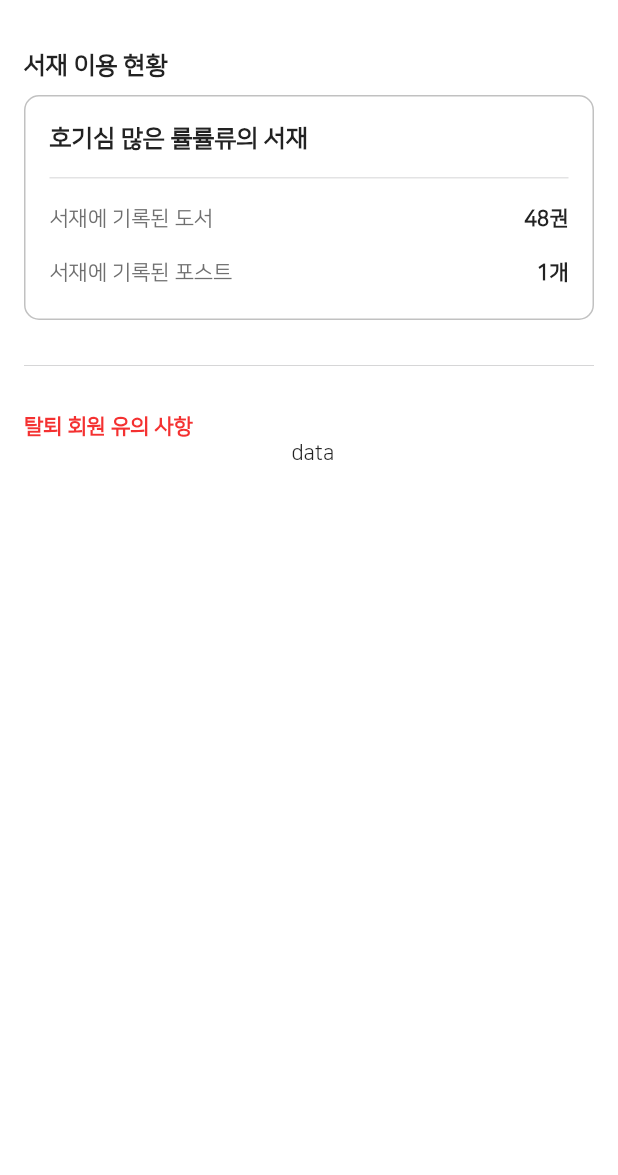
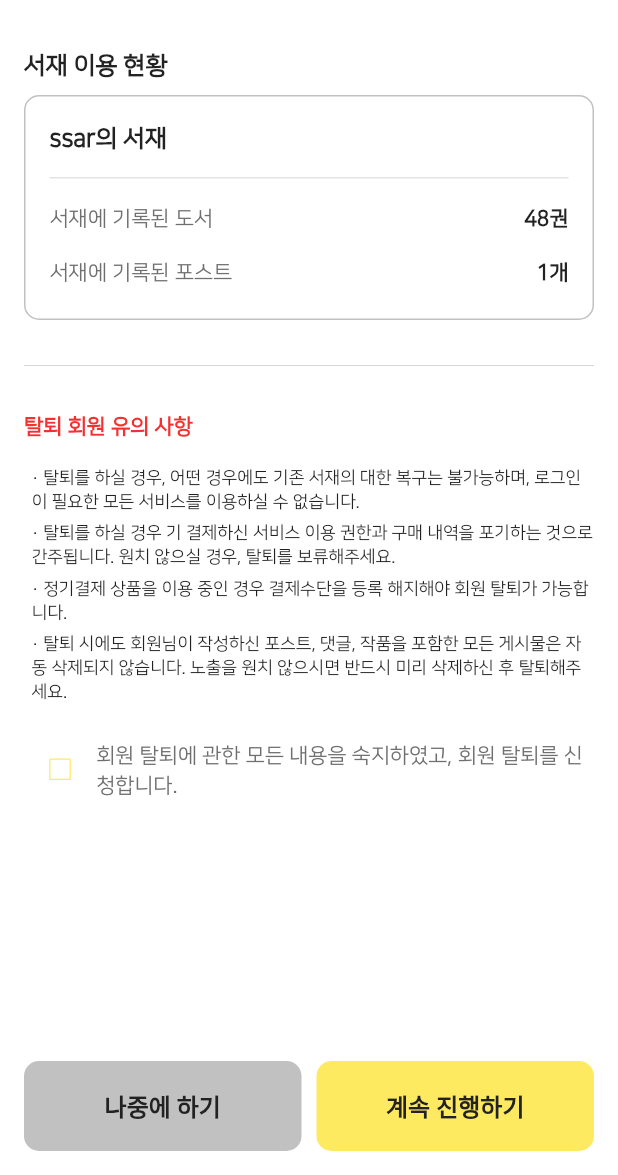
Before and after one commit to muaga/flutter-last-project, a Flutter app: the screen it shows after launch, on a phone screen of 412 x 824 dp, the part 61-1236 px from its top. Run offline on Flutter 3.47's test engine with Material 2 defaults, Android fonts, the phone set to English and light mode, and no system bars; our stand-ins replace cached_network_image, dio, flutter_riverpod, flutter_secure_storage, logger, validators; missing offline and left inert: flutter_summernote.

Commit message:
회원탈퇴페이지 2장완료

```diff
--- a/lib/_core/constants/font.dart
+++ b/lib/_core/constants/font.dart
@@ -49,5 +49,5 @@ TextStyle body3(
 TextStyle body4(
     {Color mColor = kFontBlack, FontWeight mFontWeight = FontWeight.normal}) {
   return TextStyle(
-      fontSize: 11, fontWeight: mFontWeight, color: mColor, height: 1.4);
+      fontSize: 11.5, fontWeight: mFontWeight, color: mColor, height: 1.4);
 }
--- a/lib/_core/constants/move.dart
+++ b/lib/_core/constants/move.dart
@@ -10,6 +10,7 @@ import 'package:flutter_blog/ui/pages/custom/post_write_page/post_write_page.dar
 import 'package:flutter_blog/ui/pages/custom/reply_write_and_list_page/reply_write_and_list_page.dart';
 import 'package:flutter_blog/ui/pages/my_library/my_libray_main_page/my_library_main_page.dart';
 import 'package:flutter_blog/ui/pages/my_setting/my_setting_main_page/my_setting_main_page.dart';
+import 'package:flutter_blog/ui/pages/my_setting/my_setting_resignation_choice_page/my_setting_resignation_choice_page.dart';
 import 'package:flutter_blog/ui/pages/my_setting/my_setting_resignation_page/my_setting_resignation_page.dart';
 import 'package:flutter_blog/ui/pages/my_setting/my_setting_profile_page/my_setting_profile_page.dart';
 import 'package:flutter_blog/ui/pages/search/search_main_page/search_main_page.dart';
@@ -51,6 +52,7 @@ class Move {
   /// mySetting
   static String MySettingMainPage = "/mySettingMain";
   static String MySettingResignationPage = "/mySettingResignation";
+  static String MySettingResignationChoicePage = "/mySettingResignationChoice";
   static String MySettingProfilePage = "/mySettingProfile";
 
   /// bottom
@@ -84,6 +86,7 @@ Map<String, Widget Function(BuildContext)> getRouters() {
     },
     Move.PostDetailPage: (context) {
       final postId = ModalRoute.of(context)!.settings.arguments as int;
+      // TODO 은혜 : 포스트상세페이지 완료시 번호->postId
       return PostDetailPage(postId: 1);
     },
     Move.PostWritePage: (context) => PostWritePage(),
@@ -100,6 +103,12 @@ Map<String, Widget Function(BuildContext)> getRouters() {
     /// my-settiing
     Move.MySettingMainPage: (context) => const MySettingMainPage(),
     Move.MySettingResignationPage: (context) => MySettingResignationPage(),
+    Move.MySettingResignationChoicePage: (context) {
+      final userId = ModalRoute.of(context)!.settings.arguments as int;
+      // 현재 경로에서 전달되는 인수
+      // TODO 은혜 : 번호->postId
+      return MySettingResignationChoicePage(userId: 1);
+    },
     Move.MySettingProfilePage: (context) => const MySettingProfilePage(),
 
     /// my-library
--- a/lib/ui/pages/my_setting/my_setting_profile_page/my_setting_profile_page.dart
+++ b/lib/ui/pages/my_setting/my_setting_profile_page/my_setting_profile_page.dart
@@ -1,6 +1,6 @@
 import 'package:flutter/material.dart';
 import 'package:flutter_blog/_core/constants/icon.dart';
-import 'package:flutter_blog/ui/pages/my_setting/my_setting_profile_page/my_setting_profile_body.dart';
+import 'package:flutter_blog/ui/pages/my_setting/my_setting_profile_page/widgets/body/my_setting_profile_body.dart';
 
 class MySettingProfilePage extends StatelessWidget {
   const MySettingProfilePage({super.key});
--- a/lib/ui/pages/my_setting/my_setting_resignation_page/body/my_setting_resignation_body.dart
+++ /dev/null
@@ -1,65 +0,0 @@
-import 'package:flutter/material.dart';
-import 'package:flutter_blog/_core/constants/color.dart';
-import 'package:flutter_blog/_core/constants/font.dart';
-import 'package:flutter_blog/_core/constants/size.dart';
-import 'package:flutter_blog/ui/pages/my_setting/my_setting_resignation_page/widgets/my_setting_resignation_state.dart';
-import 'package:flutter_blog/ui/widgets/line/custom_thin_line.dart';
-
-class MySettingResignationBody extends StatelessWidget {
-  const MySettingResignationBody({super.key});
-
-  @override
-  Widget build(BuildContext context) {
-    return Padding(
-      padding: const EdgeInsets.all(gapMain),
-      child: ListView(
-        children: [
-          Text("서재 이용 현황", style: subTitle2()),
-          SizedBox(height: gapMedium),
-          Container(
-            width: double.infinity,
-            height: 150,
-            decoration: BoxDecoration(
-              borderRadius: BorderRadius.circular(10),
-              border: Border.all(color: kBackGray),
-            ),
-            child: Padding(
-              padding: EdgeInsets.all(gapMain),
-              child: Container(
-                child: Column(
-                  crossAxisAlignment: CrossAxisAlignment.start,
-                  children: [
-                    Text(
-                      "호기심 많은 률률류의 서재",
-                      style: subTitle2(),
-                    ),
-                    Padding(
-                        padding: EdgeInsets.only(top: gapMain, bottom: gapMain),
-                        child: CustomThinLine()),
-                    MySettingResignationState(
-                        title: "서재에 기록된 도서", quantity: 48, unit: "권"),
-                    SizedBox(height: gapMain),
-                    MySettingResignationState(
-                        title: "서재에 기록된 포스트", quantity: 1, unit: "개")
-                  ],
-                ),
-              ),
-            ),
-          ),
-          SizedBox(height: gapXlarge),
-          CustomThinLine(),
-          SizedBox(height: gapXlarge),
-          Text("탈퇴 회원 유의 사항", style: subTitle3(mColor: kFontRed)),
-          Padding(
-            padding: const EdgeInsets.only(left: 5),
-            child: Column(
-              children: [
-                Text("data"),
-              ],
-            ),
-          )
-        ],
-      ),
-    );
-  }
-}
--- a/lib/ui/pages/my_setting/my_setting_resignation_page/my_setting_resignation_page.dart
+++ b/lib/ui/pages/my_setting/my_setting_resignation_page/my_setting_resignation_page.dart
@@ -1,6 +1,6 @@
 import 'package:flutter/material.dart';
 import 'package:flutter_blog/_core/constants/icon.dart';
-import 'package:flutter_blog/ui/pages/my_setting/my_setting_resignation_page/body/my_setting_resignation_body.dart';
+import 'package:flutter_blog/ui/pages/my_setting/my_setting_resignation_page/widgets/body/my_setting_resignation_body.dart';
 
 class MySettingResignationPage extends StatelessWidget {
   const MySettingResignationPage({super.key});
--- /dev/null
+++ b/lib/ui/pages/my_setting/my_setting_resignation_page/widgets/body/my_setting_resignation_body.dart
@@ -0,0 +1,60 @@
+import 'package:flutter/material.dart';
+import 'package:flutter_blog/_core/constants/color.dart';
+import 'package:flutter_blog/_core/constants/font.dart';
+import 'package:flutter_blog/_core/constants/size.dart';
+import 'package:flutter_blog/data/model/user.dart';
+import 'package:flutter_blog/ui/pages/my_setting/my_setting_resignation_choice_page/my_setting_resignation_choice_page.dart';
+import 'package:flutter_blog/ui/pages/my_setting/my_setting_resignation_page/widgets/form/my_setting_resignation_all_state_form.dart';
+import 'package:flutter_blog/ui/pages/my_setting/my_setting_resignation_page/widgets/my_setting_resignation_two_button.dart';
+import 'package:flutter_blog/ui/widgets/form/CustomNoticeForm.dart';
+import 'package:flutter_blog/ui/widgets/form/custom_check_box_and_title_form.dart';
+import 'package:flutter_blog/ui/widgets/line/custom_thin_line.dart';
+
+class MySettingResignationBody extends StatelessWidget {
+  const MySettingResignationBody({super.key});
+
+  @override
+  Widget build(BuildContext context) {
+    return Padding(
+      padding: const EdgeInsets.all(gapMain),
+      child: Column(
+        mainAxisAlignment: MainAxisAlignment.spaceBetween,
+        children: [
+          Column(
+            crossAxisAlignment: CrossAxisAlignment.start,
+            children: [
+              Text("서재 이용 현황", style: subTitle2()),
+              SizedBox(height: gapMedium),
+              MySettingResignationAllStateForm(),
+              SizedBox(height: gapXlarge),
+              CustomThinLine(),
+              SizedBox(height: gapXlarge),
+              Text("탈퇴 회원 유의 사항", style: subTitle3(mColor: kFontRed)),
+              CustomNoticeForm(),
+              SizedBox(height: gapLarge),
+              CustomCheckBoxAndTitleForm(
+                color: Colors.transparent,
+                title: "회원 탈퇴에 관한 모든 내용을 숙지하였고, 회원 탈퇴를 신청합니다.",
+                fontStyle:
+                    subTitle3(mColor: kFontGray, mFontWeight: FontWeight.w500),
+              ),
+              SizedBox(height: gapXlarge),
+            ],
+          ),
+          MySettingResignationTwoButton(
+            funPageRoute: () {
+              Navigator.push(
+                context,
+                MaterialPageRoute(
+                  builder: (context) {
+                    return MySettingResignationChoicePage(userId: user.id);
+                  },
+                ),
+              );
+            },
+          )
+        ],
+      ),
+    );
+  }
+}
--- /dev/null
+++ b/lib/ui/pages/my_setting/my_setting_resignation_page/widgets/form/my_setting_resignation_all_state_form.dart
@@ -0,0 +1,49 @@
+import 'package:flutter/material.dart';
+import 'package:flutter_blog/_core/constants/color.dart';
+import 'package:flutter_blog/_core/constants/font.dart';
+import 'package:flutter_blog/_core/constants/size.dart';
+import 'package:flutter_blog/data/model/user.dart';
+import 'package:flutter_blog/ui/pages/my_setting/my_setting_resignation_page/widgets/my_setting_resignation_state.dart';
+import 'package:flutter_blog/ui/widgets/line/custom_thin_line.dart';
+
+class MySettingResignationAllStateForm extends StatelessWidget {
+  const MySettingResignationAllStateForm({
+    super.key,
+  });
+
+  @override
+  Widget build(BuildContext context) {
+    return Container(
+      width: double.infinity,
+      height: 150,
+      decoration: BoxDecoration(
+        borderRadius: BorderRadius.circular(10),
+        border: Border.all(color: kBackGray),
+      ),
+      child: Padding(
+        padding: EdgeInsets.all(gapMain),
+        child: Container(
+          child: Column(
+            crossAxisAlignment: CrossAxisAlignment.start,
+            children: [
+              Text(
+                "${user.username}의 서재",
+                style: subTitle2(),
+              ),
+              Padding(
+                  padding: EdgeInsets.only(top: gapMain, bottom: gapMain),
+                  child: CustomThinLine()),
+
+              // TODO 은혜 : 해당 유저의 좋아요 도서, 작성한 포스트 갯수 가져오기
+              MySettingResignationState(
+                  title: "서재에 기록된 도서", quantity: 48, unit: "권"),
+              SizedBox(height: gapMain),
+              MySettingResignationState(
+                  title: "서재에 기록된 포스트", quantity: 1, unit: "개")
+            ],
+          ),
+        ),
+      ),
+    );
+  }
+}
--- /dev/null
+++ b/lib/ui/pages/my_setting/my_setting_resignation_page/widgets/my_setting_resignation_two_button.dart
@@ -0,0 +1,39 @@
+import 'package:flutter/material.dart';
+import 'package:flutter_blog/_core/constants/color.dart';
+import 'package:flutter_blog/_core/constants/size.dart';
+import 'package:flutter_blog/data/model/user.dart';
+import 'package:flutter_blog/ui/pages/my_setting/my_setting_resignation_choice_page/my_setting_resignation_choice_page.dart';
+import 'package:flutter_blog/ui/widgets/button/custom_radius_color_button.dart';
+
+class MySettingResignationTwoButton extends StatelessWidget {
+  const MySettingResignationTwoButton({super.key, required this.funPageRoute});
+
+  final funPageRoute;
+
+  @override
+  Widget build(BuildContext context) {
+    return Row(
+      children: [
+        Expanded(
+          child: CustomRadiusColorButton(
+            buttonText: "나중에 하기",
+            funPageRoute: () {
+              Navigator.pop(context);
+            },
+            backgroundColor: kBackGray,
+            borderRadius: 10,
+          ),
+        ),
+        SizedBox(width: gapMedium),
+        Expanded(
+          child: CustomRadiusColorButton(
+            buttonText: "계속 진행하기",
+            funPageRoute: funPageRoute,
+            backgroundColor: kPrimaryColor,
+            borderRadius: 10,
+          ),
+        ),
+      ],
+    );
+  }
+}
--- /dev/null
+++ b/lib/ui/widgets/form/CustomNoticeForm.dart
@@ -0,0 +1,35 @@
+import 'package:flutter/material.dart';
+import 'package:flutter_blog/_core/constants/font.dart';
+import 'package:flutter_blog/_core/constants/size.dart';
+
+class CustomNoticeForm extends StatelessWidget {
+  const CustomNoticeForm({
+    super.key,
+  });
+
+  @override
+  Widget build(BuildContext context) {
+    return Padding(
+      padding: const EdgeInsets.only(left: 5, top: gapMain),
+      child: Column(
+        crossAxisAlignment: CrossAxisAlignment.start,
+        children: [
+          Text(
+              "· 탈퇴를 하실 경우, 어떤 경우에도 기존 서재의 대한 복구는 불가능하며, 로그인이 필요한 모든 서비스를 이용하실 수 없습니다.",
+              style: body4()),
+          SizedBox(height: gapSmall),
+          Text(
+              "· 탈퇴를 하실 경우 기 결제하신 서비스 이용 권한과 구매 내역을 포기하는 것으로 간주됩니다. 원치 않으실 경우, 탈퇴를 보류해주세요.",
+              style: body4()),
+          SizedBox(height: gapSmall),
+          Text("· 정기결제 상품을 이용 중인 경우 결제수단을 등록 해지해야 회원 탈퇴가 가능합니다.",
+              style: body4()),
+          SizedBox(height: gapSmall),
+          Text(
+              "· 탈퇴 시에도 회원님이 작성하신 포스트, 댓글, 작품을 포함한 모든 게시물은 자동 삭제되지 않습니다. 노출을 원치 않으시면 반드시 미리 삭제하신 후 탈퇴해주세요.",
+              style: body4()),
+        ],
+      ),
+    );
+  }
+}
--- /dev/null
+++ b/lib/ui/widgets/form/custom_check_box_and_title_form.dart
@@ -0,0 +1,43 @@
+import 'package:flutter/material.dart';
+import 'package:flutter_blog/_core/constants/font.dart';
+import 'package:flutter_blog/ui/widgets/custom_check_box.dart';
+
+class CustomCheckBoxAndTitleForm extends StatelessWidget {
+  const CustomCheckBoxAndTitleForm(
+      {super.key,
+      required this.color,
+      this.scaleSize,
+      required this.title,
+      this.fontStyle});
+
+  final Color color;
+  final double? scaleSize;
+  final String title;
+  final TextStyle? fontStyle;
+
+  @override
+  Widget build(BuildContext context) {
+    return Row(
+      children: [
+        Transform.scale(
+          scale: scaleSize ?? 0.8,
+          child: CustomCheckBox(
+            color: color,
+          ),
+        ),
+        Expanded(
+          child: Column(
+            children: [
+              Container(
+                child: Text(
+                  "${title}",
+                  style: fontStyle ?? subTitle3(mFontWeight: FontWeight.w600),
+                ),
+              ),
+            ],
+          ),
+        ),
+      ],
+    );
+  }
+}
```
Also changed, not shown: lib/ui/pages/my_setting/my_setting_profile_page/widgets/body/my_setting_profile_body.dart (renamed from lib/ui/pages/my_setting/my_setting_profile_page/my_setting_profile_body.dart, +6 -11 lines), lib/ui/pages/my_setting/my_setting_resignation_choice_page/my_setting_resignation_choice_page.dart (added, +83 -0 lines), lib/ui/pages/my_setting/my_setting_resignation_choice_page/widgets/body/my_setting_resignation_choice_body.dart (added, +10 -0 lines), lib/ui/pages/my_setting/my_setting_profile_page/widgets/my_setting_profile_body.dart (deleted).
